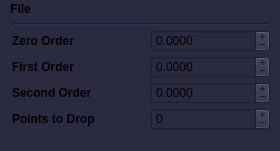
Qt form atomize/control_center/gui/phase_cor_main_window.ui (Anatoly1010/Atomize_NIOCH) before a commit.
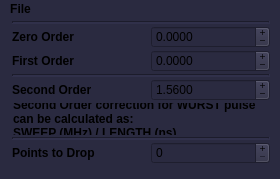
The same form after that commit.

Patch:
```diff
--- a/atomize/control_center/gui/phase_cor_main_window.ui
+++ b/atomize/control_center/gui/phase_cor_main_window.ui
@@ -7,7 +7,7 @@
     <x>0</x>
     <y>0</y>
     <width>280</width>
-    <height>151</height>
+    <height>179</height>
    </rect>
   </property>
   <property name="sizePolicy">
@@ -19,13 +19,13 @@
   <property name="minimumSize">
    <size>
     <width>280</width>
-    <height>151</height>
+    <height>179</height>
    </size>
   </property>
   <property name="maximumSize">
    <size>
     <width>280</width>
-    <height>151</height>
+    <height>179</height>
    </size>
   </property>
   <property name="sizeIncrement">
@@ -59,13 +59,13 @@
    <property name="minimumSize">
     <size>
      <width>280</width>
-     <height>130</height>
+     <height>158</height>
     </size>
    </property>
    <property name="maximumSize">
     <size>
      <width>280</width>
-     <height>130</height>
+     <height>158</height>
     </size>
    </property>
    <layout class="QHBoxLayout" name="horizontalLayout">
@@ -101,6 +101,23 @@
       <property name="verticalSpacing">
        <number>2</number>
       </property>
+      <item row="1" column="0">
+       <widget class="QLabel" name="label">
+        <property name="font">
+         <font>
+          <weight>75</weight>
+          <bold>true</bold>
+          <kerning>true</kerning>
+         </font>
+        </property>
+        <property name="contextMenuPolicy">
+         <enum>Qt::NoContextMenu</enum>
+        </property>
+        <property name="text">
+         <string>Zero Order</string>
+        </property>
+       </widget>
+      </item>
       <item row="3" column="0">
        <widget class="QLabel" name="label_2">
         <property name="font">
@@ -127,40 +144,7 @@
         </property>
        </widget>
       </item>
-      <item row="1" column="0">
-       <widget class="QLabel" name="label">
-        <property name="font">
-         <font>
-          <weight>75</weight>
-          <bold>true</bold>
-          <kerning>true</kerning>
-         </font>
-        </property>
-        <property name="contextMenuPolicy">
-         <enum>Qt::NoContextMenu</enum>
-        </property>
-        <property name="text">
-         <string>Zero Order</string>
-        </property>
-       </widget>
-      </item>
-      <item row="4" column="0">
-       <widget class="QLabel" name="label_3">
-        <property name="font">
-         <font>
-          <weight>75</weight>
-          <bold>true</bold>
-         </font>
-        </property>
-        <property name="contextMenuPolicy">
-         <enum>Qt::NoContextMenu</enum>
-        </property>
-        <property name="text">
-         <string>Second Order</string>
-        </property>
-       </widget>
-      </item>
-      <item row="5" column="0">
+      <item row="10" column="0">
        <widget class="QLabel" name="label_4">
         <property name="font">
          <font>
@@ -173,6 +157,50 @@
         </property>
        </widget>
       </item>
+      <item row="6" column="0">
+       <widget class="QLabel" name="label_3">
+        <property name="font">
+         <font>
+          <weight>75</weight>
+          <bold>true</bold>
+         </font>
+        </property>
+        <property name="contextMenuPolicy">
+         <enum>Qt::NoContextMenu</enum>
+        </property>
+        <property name="text">
+         <string>Second Order</string>
+        </property>
+       </widget>
+      </item>
+      <item row="6" column="1">
+       <widget class="QDoubleSpinBox" name="Second">
+        <property name="contextMenuPolicy">
+         <enum>Qt::NoContextMenu</enum>
+        </property>
+        <property name="buttonSymbols">
+         <enum>QAbstractSpinBox::PlusMinus</enum>
+        </property>
+        <property name="keyboardTracking">
+         <bool>false</bool>
+        </property>
+        <property name="decimals">
+         <number>4</number>
+        </property>
+        <property name="minimum">
+         <double>0.010000000000000</double>
+        </property>
+        <property name="maximum">
+         <double>100.000000000000000</double>
+        </property>
+        <property name="singleStep">
+         <double>0.001000000000000</double>
+        </property>
+        <property name="value">
+         <double>1.560000000000000</double>
+        </property>
+       </widget>
+      </item>
       <item row="1" column="1">
        <widget class="QDoubleSpinBox" name="Zero">
         <property name="contextMenuPolicy">
@@ -202,9 +230,6 @@
         <property name="singleStep">
          <double>0.100000000000000</double>
         </property>
-        <property name="stepType">
-         <enum>QAbstractSpinBox::DefaultStepType</enum>
-        </property>
        </widget>
       </item>
       <item row="3" column="1">
@@ -232,32 +257,7 @@
         </property>
        </widget>
       </item>
-      <item row="4" column="1">
-       <widget class="QDoubleSpinBox" name="Second">
-        <property name="contextMenuPolicy">
-         <enum>Qt::NoContextMenu</enum>
-        </property>
-        <property name="buttonSymbols">
-         <enum>QAbstractSpinBox::PlusMinus</enum>
-        </property>
-        <property name="keyboardTracking">
-         <bool>false</bool>
-        </property>
-        <property name="decimals">
-         <number>4</number>
-        </property>
-        <property name="minimum">
-         <double>-10.000000000000000</double>
-        </property>
-        <property name="maximum">
-         <double>10.000000000000000</double>
-        </property>
-        <property name="singleStep">
-         <double>0.001000000000000</double>
-        </property>
-       </widget>
-      </item>
-      <item row="5" column="1">
+      <item row="10" column="1">
        <widget class="QSpinBox" name="Point_drop">
         <property name="buttonSymbols">
          <enum>QAbstractSpinBox::PlusMinus</enum>
@@ -270,6 +270,53 @@
         </property>
        </widget>
       </item>
+      <item row="4" column="0" colspan="2">
+       <widget class="Line" name="line_2">
+        <property name="lineWidth">
+         <number>2</number>
+        </property>
+        <property name="orientation">
+         <enum>Qt::Horizontal</enum>
+        </property>
+       </widget>
+      </item>
+      <item row="8" column="0" colspan="2">
+       <widget class="Line" name="line_3">
+        <property name="lineWidth">
+         <number>2</number>
+        </property>
+        <property name="orientation">
+         <enum>Qt::Horizontal</enum>
+        </property>
+       </widget>
+      </item>
+      <item row="7" column="0" colspan="2">
+       <widget class="QLabel" name="label_5">
+        <property name="font">
+         <font>
+          <weight>75</weight>
+          <bold>true</bold>
+         </font>
+        </property>
+        <property name="text">
+         <string>Second Order correction for WURST pulse 
+can be calculated as: 
+SWEEP (MHz) / LENGTH (ns)</string>
+        </property>
+        <property name="scaledContents">
+         <bool>false</bool>
+        </property>
+        <property name="wordWrap">
+         <bool>true</bool>
+        </property>
+        <property name="margin">
+         <number>0</number>
+        </property>
+        <property name="indent">
+         <number>1</number>
+        </property>
+       </widget>
+      </item>
      </layout>
     </item>
    </layout>
@@ -280,7 +327,7 @@
      <x>0</x>
      <y>0</y>
      <width>280</width>
-     <height>22</height>
+     <height>21</height>
     </rect>
    </property>
    <property name="font">
@@ -294,8 +341,8 @@
      <rect>
       <x>206</x>
       <y>171</y>
-      <width>159</width>
-      <height>150</height>
+      <width>135</width>
+      <height>138</height>
      </rect>
     </property>
     <property name="font">
```
